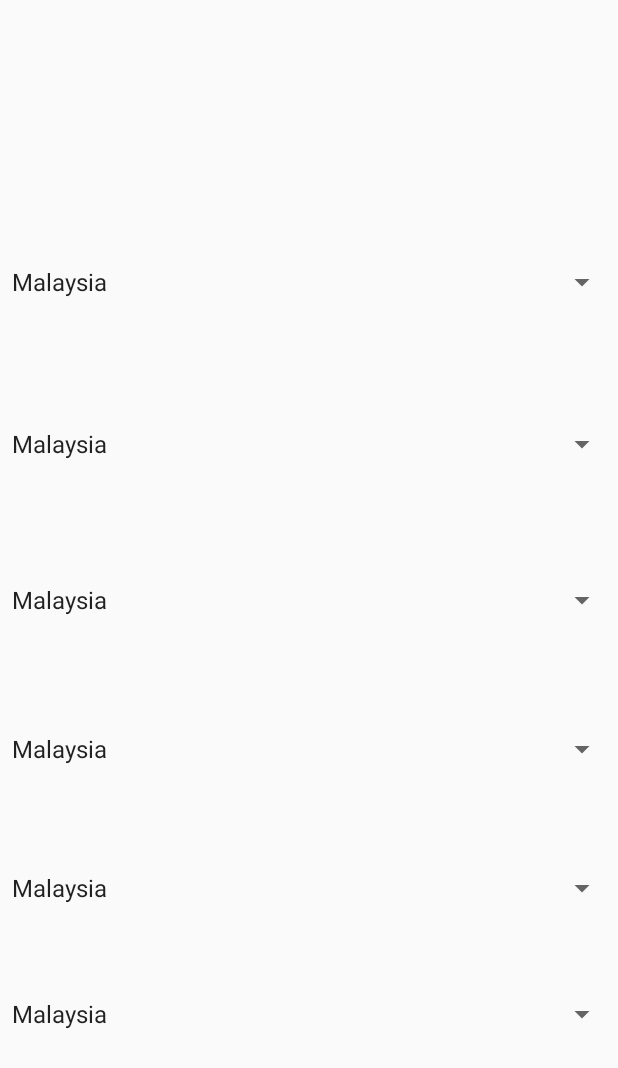
After one commit to Karthikravishankar/HackISU2019Fall, an Android app: the Preferences screen opened directly, with no data from a screen before it, on a phone screen of 412 x 824 dp. The commit adds this screen. Shown: the top 1068 px of the screen. Run offline under Robolectric (Android 15) with nearby library versions, the phone set to English and light mode, and no system bars.

Commit message:
Add spinners on Preference page

```diff
--- a/FrontEnd/driveshare/app/src/main/AndroidManifest.xml
+++ b/FrontEnd/driveshare/app/src/main/AndroidManifest.xml
@@ -9,7 +9,9 @@
         android:roundIcon="@mipmap/ic_launcher_round"
         android:supportsRtl="true"
         android:theme="@style/AppTheme">
-        <activity android:name=".DriveShareMain"></activity>
+        <activity android:name=".Settings"></activity>
+        <activity android:name=".Preferences" />
+        <activity android:name=".DriveShareMain" />
         <activity android:name=".LoginAndSignup">
             <intent-filter>
                 <action android:name="android.intent.action.MAIN" />
--- a/FrontEnd/driveshare/app/src/main/java/com/example/driveshare/DriveShareMain.java
+++ b/FrontEnd/driveshare/app/src/main/java/com/example/driveshare/DriveShareMain.java
@@ -3,11 +3,14 @@ package com.example.driveshare;
 import androidx.appcompat.app.ActionBarDrawerToggle;
 import androidx.appcompat.app.AppCompatActivity;
 import androidx.appcompat.widget.Toolbar;
+import androidx.core.view.GravityCompat;
 import androidx.drawerlayout.widget.DrawerLayout;
 import com.google.android.material.navigation.NavigationView;
 
 
+import android.content.Intent;
 import android.os.Bundle;
+import android.view.MenuItem;
 
 public class DriveShareMain extends AppCompatActivity {
     private DrawerLayout drawer;
@@ -27,5 +30,40 @@ public class DriveShareMain extends AppCompatActivity {
         toggle = new ActionBarDrawerToggle(this, drawer, toolbar, R.string.navigation_drawer_open, R.string.navigation_drawer_close);
         drawer.addDrawerListener(toggle);
         toggle.syncState();
+
+        linkActivity();
+    }
+
+    @Override
+    public void onBackPressed() {
+        if (drawer.isDrawerOpen(GravityCompat.START))
+            drawer.closeDrawer(GravityCompat.START);
+        else
+            super.onBackPressed();
+    }
+    private void linkActivity() {
+        navigation = findViewById(R.id.nav_view);
+        navigation.setNavigationItemSelectedListener(new NavigationView.OnNavigationItemSelectedListener() {
+            @Override
+            public boolean onNavigationItemSelected(MenuItem menuItem) {
+                int id = menuItem.getItemId();
+                switch (id) {
+                    case R.id.analytics:
+//                        Intent analytics = new Intent(DriveShareMain.this, ManagerRequstListPage.class);
+//                        startActivity(analytics);
+                        break;
+                    case R.id.preferences:
+                        Intent preferences = new Intent(DriveShareMain.this, Preferences.class);
+                        startActivity(preferences);
+                        break;
+                    case R.id.settings:
+                        Intent settings = new Intent(DriveShareMain.this, Settings.class);
+                        startActivity(settings);
+                        break;
+                }
+                return false;
+            }
+        });
+
     }
 }
--- /dev/null
+++ b/FrontEnd/driveshare/app/src/main/java/com/example/driveshare/Preferences.java
@@ -0,0 +1,22 @@
+package com.example.driveshare;
+
+import androidx.appcompat.app.AppCompatActivity;
+
+import android.os.Bundle;
+import android.widget.Spinner;
+
+public class Preferences extends AppCompatActivity {
+    private Spinner age, sport, pet, music, drink, food;
+    @Override
+    protected void onCreate(Bundle savedInstanceState) {
+        super.onCreate(savedInstanceState);
+        setContentView(R.layout.activity_preferences);
+
+        age = findViewById(R.id.age);
+        sport = findViewById(R.id.sport);
+        pet = findViewById(R.id.pet);
+        music = findViewById(R.id.music);
+        drink = findViewById(R.id.drink);
+        food = findViewById(R.id.food);
+    }
+}
--- /dev/null
+++ b/FrontEnd/driveshare/app/src/main/java/com/example/driveshare/Settings.java
@@ -0,0 +1,14 @@
+package com.example.driveshare;
+
+import androidx.appcompat.app.AppCompatActivity;
+
+import android.os.Bundle;
+
+public class Settings extends AppCompatActivity {
+
+    @Override
+    protected void onCreate(Bundle savedInstanceState) {
+        super.onCreate(savedInstanceState);
+        setContentView(R.layout.activity_settings);
+    }
+}
--- /dev/null
+++ b/FrontEnd/driveshare/app/src/main/res/layout/activity_preferences.xml
@@ -0,0 +1,80 @@
+<?xml version="1.0" encoding="utf-8"?>
+<androidx.constraintlayout.widget.ConstraintLayout xmlns:android="http://schemas.android.com/apk/res/android"
+    xmlns:app="http://schemas.android.com/apk/res-auto"
+    xmlns:tools="http://schemas.android.com/tools"
+    android:layout_width="match_parent"
+    android:layout_height="match_parent"
+    tools:context=".Preferences">
+
+    <Spinner
+        android:id="@+id/age"
+        android:layout_width="match_parent"
+        android:layout_height="wrap_content"
+        android:entries="@array/age"
+        app:layout_constraintBottom_toBottomOf="parent"
+        app:layout_constraintEnd_toEndOf="parent"
+        app:layout_constraintHorizontal_bias="0.0"
+        app:layout_constraintStart_toStartOf="parent"
+        app:layout_constraintTop_toTopOf="parent"
+        app:layout_constraintVertical_bias="0.355" />
+
+    <Spinner
+        android:id="@+id/food"
+        android:layout_width="match_parent"
+        android:layout_height="wrap_content"
+        android:entries="@array/food"
+        app:layout_constraintBottom_toBottomOf="parent"
+        app:layout_constraintEnd_toEndOf="parent"
+        app:layout_constraintHorizontal_bias="0.0"
+        app:layout_constraintStart_toStartOf="parent"
+        app:layout_constraintTop_toTopOf="parent"
+        app:layout_constraintVertical_bias="0.609" />
+
+    <Spinner
+        android:id="@+id/music"
+        android:layout_width="match_parent"
+        android:layout_height="wrap_content"
+        android:entries="@array/music"
+        app:layout_constraintBottom_toBottomOf="parent"
+        app:layout_constraintEnd_toEndOf="parent"
+        app:layout_constraintHorizontal_bias="0.0"
+        app:layout_constraintStart_toStartOf="parent"
+        app:layout_constraintTop_toTopOf="parent"
+        app:layout_constraintVertical_bias="0.83" />
+
+    <Spinner
+        android:id="@+id/pet"
+        android:layout_width="match_parent"
+        android:layout_height="wrap_content"
+        android:entries="@array/pet"
+        app:layout_constraintBottom_toBottomOf="parent"
+        app:layout_constraintEnd_toEndOf="parent"
+        app:layout_constraintHorizontal_bias="1.0"
+        app:layout_constraintStart_toStartOf="parent"
+        app:layout_constraintTop_toTopOf="parent"
+        app:layout_constraintVertical_bias="0.22" />
+
+    <Spinner
+        android:id="@+id/sport"
+        android:layout_width="match_parent"
+        android:layout_height="wrap_content"
+        android:entries="@array/sport"
+        app:layout_constraintBottom_toBottomOf="parent"
+        app:layout_constraintEnd_toEndOf="parent"
+        app:layout_constraintHorizontal_bias="1.0"
+        app:layout_constraintStart_toStartOf="parent"
+        app:layout_constraintTop_toTopOf="parent"
+        app:layout_constraintVertical_bias="0.725" />
+
+    <Spinner
+        android:id="@+id/drink"
+        android:layout_width="match_parent"
+        android:layout_height="wrap_content"
+        android:entries="@array/drink"
+        app:layout_constraintBottom_toBottomOf="parent"
+        app:layout_constraintEnd_toEndOf="parent"
+        app:layout_constraintHorizontal_bias="0.0"
+        app:layout_constraintStart_toStartOf="parent"
+        app:layout_constraintTop_toTopOf="parent"
+        app:layout_constraintVertical_bias="0.485" />
+</androidx.constraintlayout.widget.ConstraintLayout>
--- /dev/null
+++ b/FrontEnd/driveshare/app/src/main/res/layout/activity_settings.xml
@@ -0,0 +1,9 @@
+<?xml version="1.0" encoding="utf-8"?>
+<androidx.constraintlayout.widget.ConstraintLayout xmlns:android="http://schemas.android.com/apk/res/android"
+    xmlns:app="http://schemas.android.com/apk/res-auto"
+    xmlns:tools="http://schemas.android.com/tools"
+    android:layout_width="match_parent"
+    android:layout_height="match_parent"
+    tools:context=".Settings">
+
+</androidx.constraintlayout.widget.ConstraintLayout>
--- a/FrontEnd/driveshare/app/src/main/res/menu/nav_drawer.xml
+++ b/FrontEnd/driveshare/app/src/main/res/menu/nav_drawer.xml
@@ -4,12 +4,12 @@
     tools:showIn="navigation_view">
 
     <group android:checkableBehavior="single">
-        <item android:id="@+id/nav_drawer1"
-
-            android:title="Drawer1" />
-        <item android:id="@+id/nav_drawer2"
-
-            android:title="Drawer2" />
+        <item android:id="@+id/analytics"
+            android:title="Analytics" />
+        <item android:id="@+id/preferences"
+            android:title="Preferences" />
+        <item android:id="@+id/settings"
+            android:title="Settings" />
     </group>
 
 </menu>
--- a/FrontEnd/driveshare/app/src/main/res/values/strings.xml
+++ b/FrontEnd/driveshare/app/src/main/res/values/strings.xml
@@ -2,4 +2,70 @@
     <string name="app_name">driveshare</string>
     <string name="navigation_drawer_open">Open navigation drawer</string>
     <string name="navigation_drawer_close">Close navigation drawer</string>
+
+    <string-array name="age">
+        <item>Malaysia</item>
+        <item>United States</item>
+        <item>Indonesia</item>
+        <item>France</item>
+        <item>Italy</item>
+        <item>Singapore</item>
+        <item>New Zealand</item>
+        <item>India</item>
+    </string-array>
+
+    <string-array name="music">
+        <item>Malaysia</item>
+        <item>United States</item>
+        <item>Indonesia</item>
+        <item>France</item>
+        <item>Italy</item>
+        <item>Singapore</item>
+        <item>New Zealand</item>
+        <item>India</item>
+    </string-array>
+
+    <string-array name="sport">
+        <item>Malaysia</item>
+        <item>United States</item>
+        <item>Indonesia</item>
+        <item>France</item>
+        <item>Italy</item>
+        <item>Singapore</item>
+        <item>New Zealand</item>
+        <item>India</item>
+    </string-array>
+
+    <string-array name="pet">
+        <item>Malaysia</item>
+        <item>United States</item>
+        <item>Indonesia</item>
+        <item>France</item>
+        <item>Italy</item>
+        <item>Singapore</item>
+        <item>New Zealand</item>
+        <item>India</item>
+    </string-array>
+
+    <string-array name="drink">
+        <item>Malaysia</item>
+        <item>United States</item>
+        <item>Indonesia</item>
+        <item>France</item>
+        <item>Italy</item>
+        <item>Singapore</item>
+        <item>New Zealand</item>
+        <item>India</item>
+    </string-array>
+
+    <string-array name="food">
+        <item>Malaysia</item>
+        <item>United States</item>
+        <item>Indonesia</item>
+        <item>France</item>
+        <item>Italy</item>
+        <item>Singapore</item>
+        <item>New Zealand</item>
+        <item>India</item>
+    </string-array>
 </resources>
```
